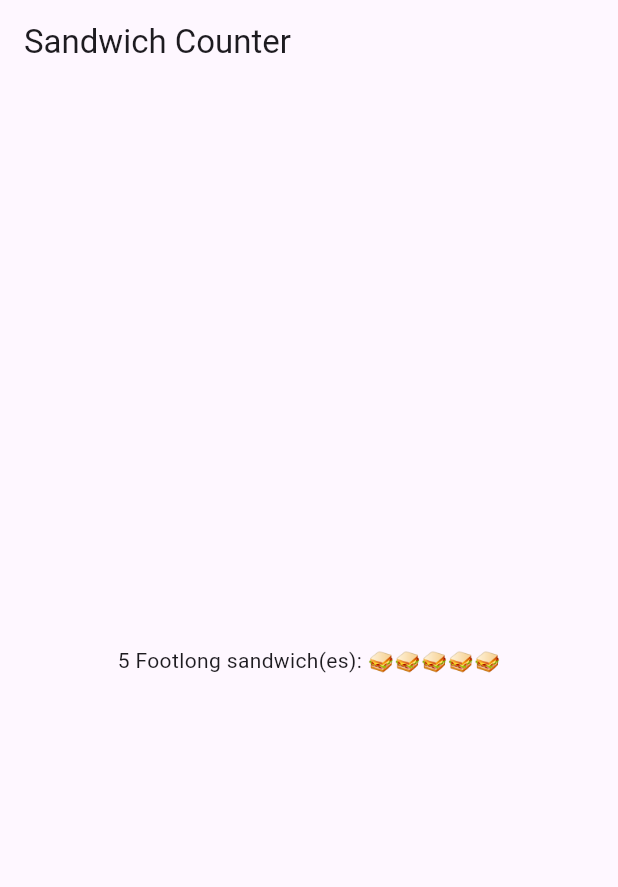
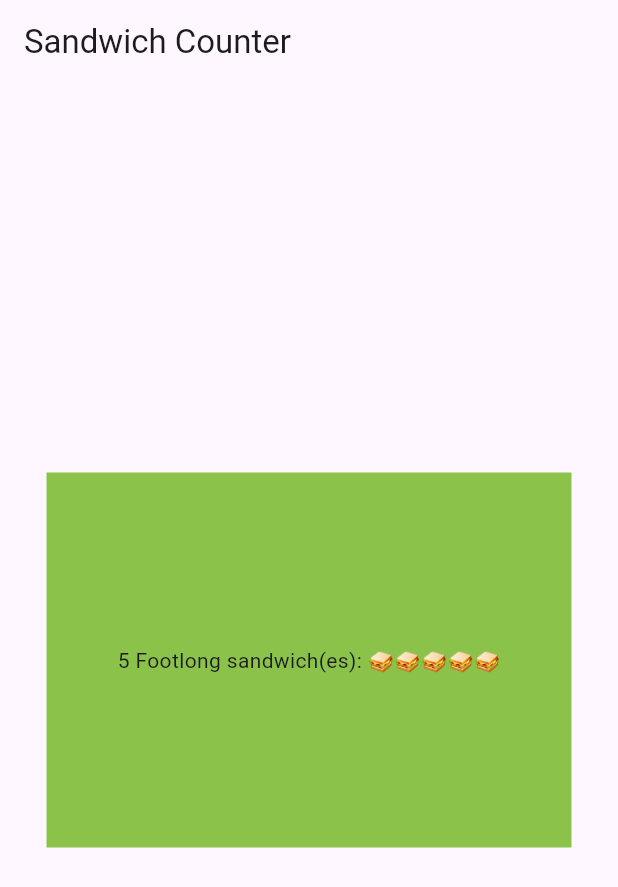
Before and after one commit to charis0627/sandwitch_app, a Flutter app: the screen it shows after launch, on a phone screen of 412 x 824 dp. Shown: the top 887 px of the screen. Run offline on Flutter 3.47's test engine with Material 3 defaults, Android fonts, the light colour scheme and no system bars.

Commit message:
Added a container on OrderItemDisplay

```diff
--- a/lib/main.dart
+++ b/lib/main.dart
@@ -14,8 +14,14 @@ class App extends StatelessWidget {
       title: 'Sandwich Shop App',
       home: Scaffold(
         appBar: AppBar(title: const Text('Sandwich Counter')),
-        body: const Center(
-          child: OrderItemDisplay(5, 'Footlong'),
+        body: Center(
+          child: Container(
+            child: const OrderItemDisplay(5, 'Footlong'),
+            color: Colors.lightGreen,
+            alignment: Alignment.center,
+            width: 350,
+            height: 250,
+          ),
         ),
       ),
     );
```
